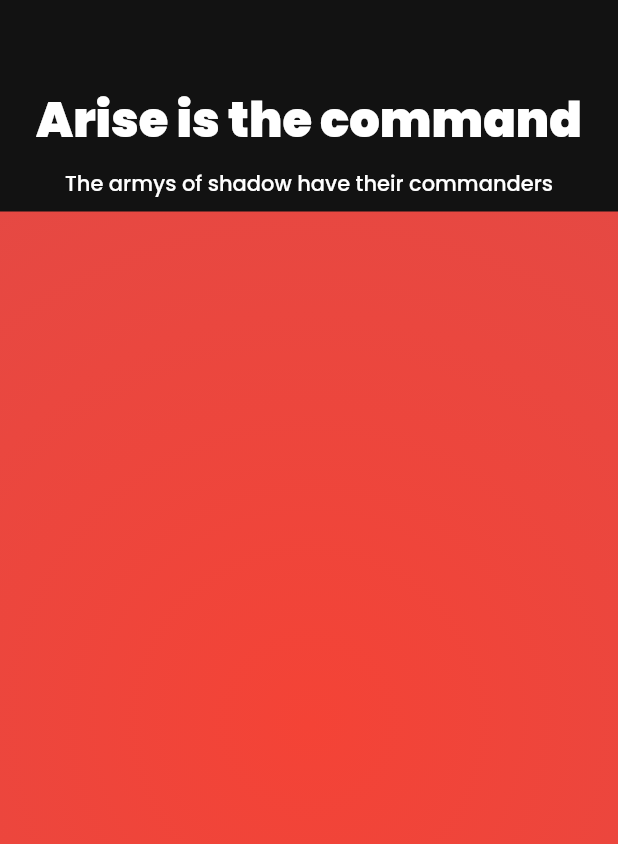
After one commit to CoderNamedHendrick/solo-leveling-ui, a Flutter app: the screen it shows after launch, on a phone screen of 412 x 824 dp. The commit adds this screen. Shown: the top 844 px of the screen. Run offline on Flutter 3.47's test engine with Material 2 defaults, Android fonts, the phone set to English and light mode, and no system bars.

Commit message:
igris, I shall come back later

```diff
--- /dev/null
+++ b/lib/in_page_screens/igris.dart
@@ -0,0 +1,68 @@
+import 'package:flutter/material.dart';
+
+class IgrisPage extends StatelessWidget {
+  const IgrisPage({Key? key}) : super(key: key);
+
+  @override
+  Widget build(BuildContext context) {
+    var size = MediaQuery.of(context).size;
+    return Scaffold(
+      appBar: AppBar(
+        backgroundColor: Theme.of(context).backgroundColor,
+        elevation: 0,
+      ),
+      body: Container(
+        height: size.height,
+        width: size.width,
+        color: Theme.of(context).backgroundColor,
+        child: Column(
+          crossAxisAlignment: CrossAxisAlignment.center,
+          children: [
+            Text(
+              'Arise is the command',
+              style: Theme.of(context).textTheme.headline2,
+            ),
+            Padding(
+              padding: const EdgeInsets.symmetric(
+                horizontal: 20.0,
+                vertical: 8.0,
+              ),
+              child: Text(
+                'The armys of shadow have their commanders',
+                style: Theme.of(context).textTheme.bodyText1,
+                textAlign: TextAlign.center,
+              ),
+            ),
+            Expanded(
+              child: Container(
+                decoration: BoxDecoration(
+                  gradient: RadialGradient(
+                    radius: 14.0,
+                    colors: [
+                      Colors.red,
+                      Colors.blue,
+                    ],
+                  ),
+                ),
+                // child: ListView.builder(
+                //   itemCount: 3,
+                //   scrollDirection: Axis.horizontal,
+                //   itemBuilder: (context, index) {
+                //     return Padding(
+                //       padding: const EdgeInsets.all(8.0),
+                //       child: Container(
+                //         height: 80,
+                //         width: 45,
+                //         color: Colors.pink,
+                //       ),
+                //     );
+                //   },
+                // ),
+              ),
+            )
+          ],
+        ),
+      ),
+    );
+  }
+}
--- a/lib/main.dart
+++ b/lib/main.dart
@@ -1,5 +1,5 @@
 import 'package:flutter/material.dart';
-import 'package:solo_leveling/home.dart';
+import 'package:solo_leveling/in_page_screens/igris.dart';
 
 void main() {
   runApp(
@@ -15,6 +15,7 @@ class SoloLevelingApp extends StatelessWidget {
       theme: ThemeData(
         primaryColor: Color(0xFF0A0A0A),
         accentColor: Color(0xFF7F00FF),
+        backgroundColor: Color(0xFF121212),
         textTheme: TextTheme(
           headline1: TextStyle(
             fontFamily: 'Poppins',
@@ -23,6 +24,12 @@ class SoloLevelingApp extends StatelessWidget {
             fontWeight: FontWeight.w700,
             fontStyle: FontStyle.normal,
             wordSpacing: 2.0,
+          ),
+          headline2: TextStyle(
+            fontFamily: 'Poppins',
+            fontSize: 32,
+            color: Colors.white,
+            fontWeight: FontWeight.w700,
           ),
           bodyText1: TextStyle(
             fontFamily: 'Poppins',
@@ -33,7 +40,7 @@ class SoloLevelingApp extends StatelessWidget {
           ),
         ),
       ),
-      home: Home(),
+      home: IgrisPage(),
     );
   }
 }
```
